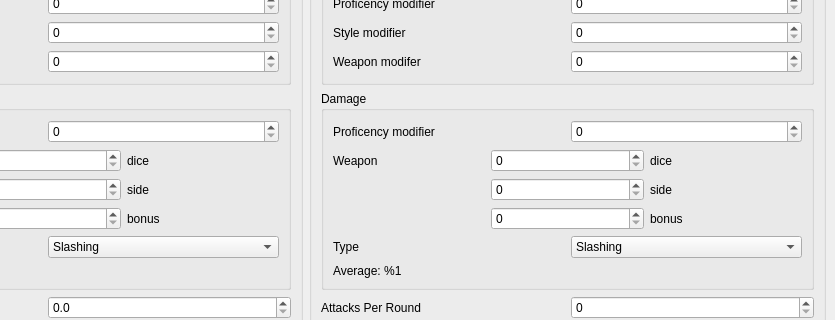
Before: the Qt Designer form damage-calculator/window.ui in moebiusproject/moebiustoolkit, drawn with Qt 5; both pictures show x 223 to 1058 and y 202 to 522 of the 1058 by 927 pixel window.
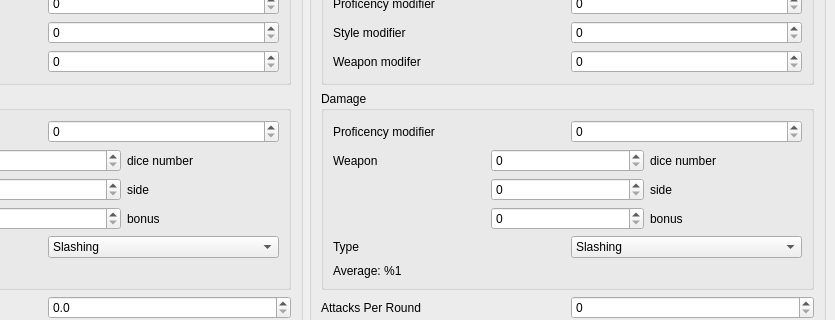
After: the same form once the commit is applied.

```diff
--- a/damage-calculator/window.ui
+++ b/damage-calculator/window.ui
@@ -182,7 +182,7 @@
               <item row="0" column="2">
                <widget class="QLabel" name="weaponDamageDiceNumber1Label">
                 <property name="text">
-                 <string>dice</string>
+                 <string>dice number</string>
                 </property>
                </widget>
               </item>
@@ -363,7 +363,7 @@
               <item row="0" column="2">
                <widget class="QLabel" name="weaponDamageDiceNumber2Label">
                 <property name="text">
-                 <string>dice</string>
+                 <string>dice number</string>
                 </property>
                </widget>
               </item>
```
